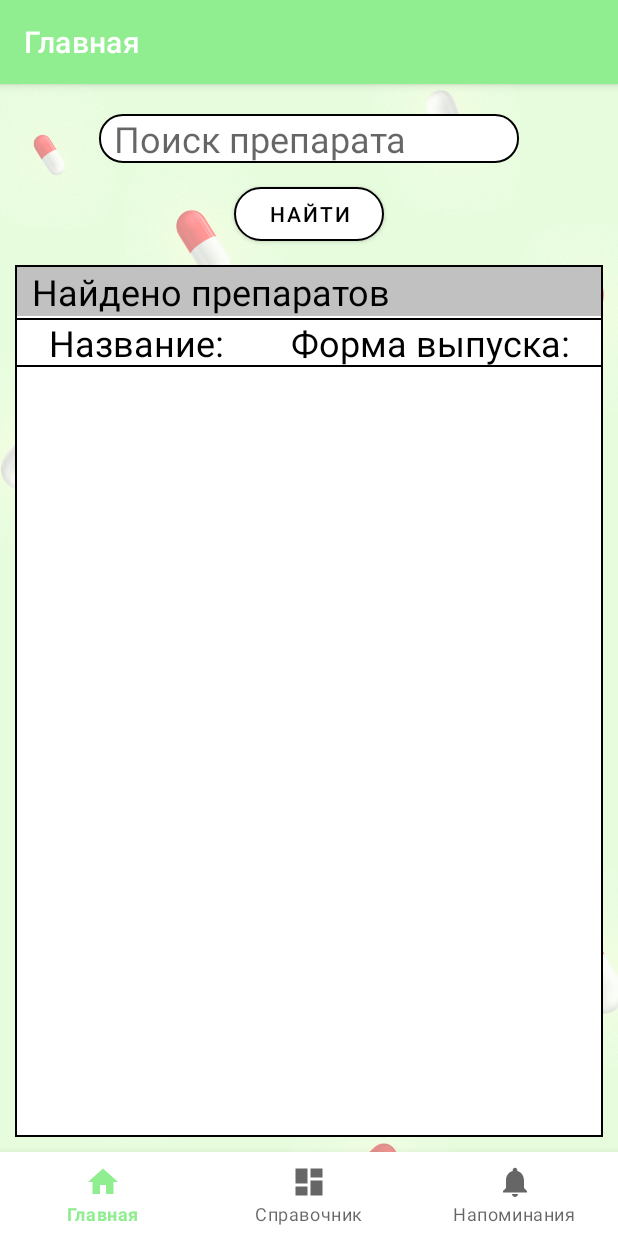
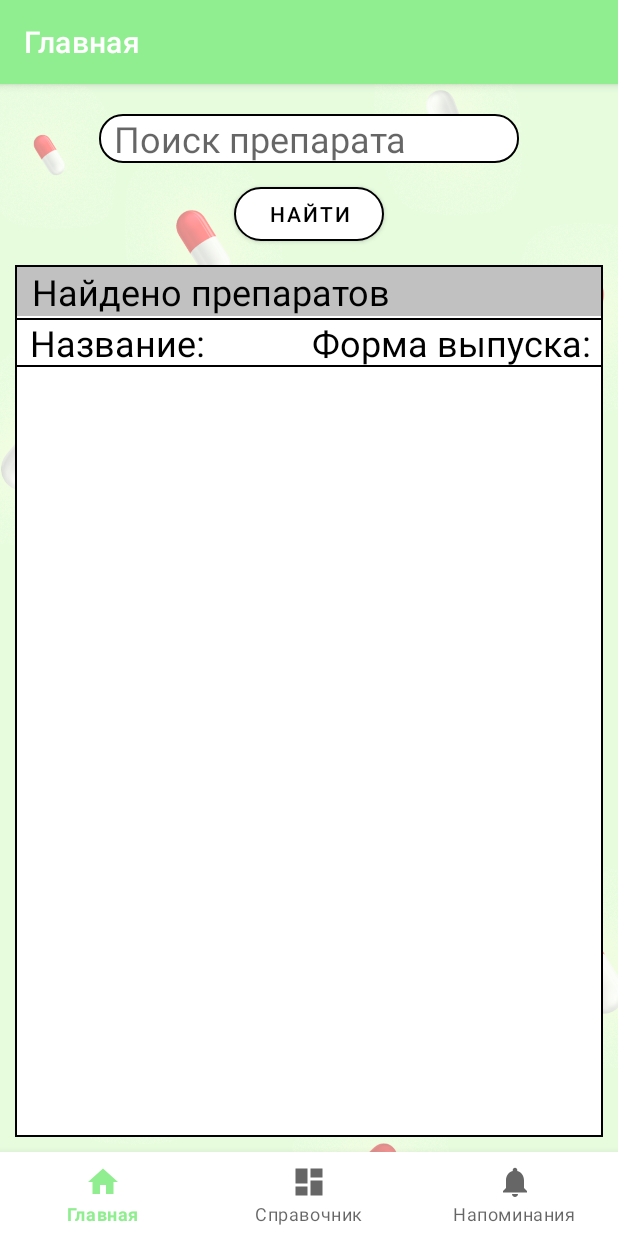
Before and after one commit to ven0n1/MyAidKit, an Android app: the screen it shows after launch (MainActivity), on a phone screen of 412 x 824 dp. Run offline under Robolectric (Android 15) with nearby library versions, the phone set to English and light mode, and no system bars; our stand-ins replace navigation-ui.

Commit message:
update padding and gravity

```diff
--- a/app/src/main/java/com/example/myaidkit/MedicineAdapter.java
+++ b/app/src/main/java/com/example/myaidkit/MedicineAdapter.java
@@ -20,7 +20,7 @@ public class MedicineAdapter extends ArrayAdapter <Medicine> {
     @NonNull
     @Override
     public View getView(int position, @Nullable View convertView, @NonNull ViewGroup parent) {
-        Medicine reminder = getItem(position);
+        Medicine medicine = getItem(position);
         if (convertView == null) {
             convertView = LayoutInflater.from(getContext()).inflate(R.layout.medicine_item, null);
         }
@@ -29,8 +29,8 @@ public class MedicineAdapter extends ArrayAdapter <Medicine> {
         } else {
             convertView.setBackgroundColor(Color.argb(150, 255, 255, 255));
         }
-        ((TextView) convertView.findViewById(R.id.name_medicine)).setText(reminder.getName());
-        ((TextView) convertView.findViewById(R.id.form_medicine)).setText(reminder.getForm());
+        ((TextView) convertView.findViewById(R.id.name_medicine)).setText(medicine.getName());
+        ((TextView) convertView.findViewById(R.id.form_medicine)).setText(medicine.getForm());
         return convertView;
     }
 }
--- a/app/src/main/res/layout/fragment_home.xml
+++ b/app/src/main/res/layout/fragment_home.xml
@@ -77,20 +77,24 @@
 
             <TextView
                 android:id="@+id/HomeNameText"
-                android:layout_width="wrap_content"
+                android:layout_width="match_parent"
                 android:layout_height="wrap_content"
                 android:layout_weight="1"
-                android:gravity="center"
+                android:gravity="start"
+                android:paddingLeft="10dp"
+                android:paddingRight="10dp"
                 android:text="@string/name"
                 android:textColor="@color/black"
                 android:textSize="24sp" />
 
             <TextView
                 android:id="@+id/HomeFormText"
-                android:layout_width="wrap_content"
+                android:layout_width="match_parent"
                 android:layout_height="wrap_content"
                 android:layout_weight="1"
-                android:gravity="center"
+                android:gravity="start"
+                android:paddingLeft="2dp"
+                android:paddingRight="2dp"
                 android:text="@string/form"
                 android:textColor="@color/black"
                 android:textSize="24sp" />
```
Also changed, not shown: app/src/main/res/layout/fragment_dashboard.xml (+8 -4 lines), app/src/main/res/layout/fragment_notifications.xml (+12 -6 lines), app/src/main/res/layout/medicine_item.xml (+8 -4 lines), app/src/main/res/layout/reminder_item.xml (+12 -6 lines).
